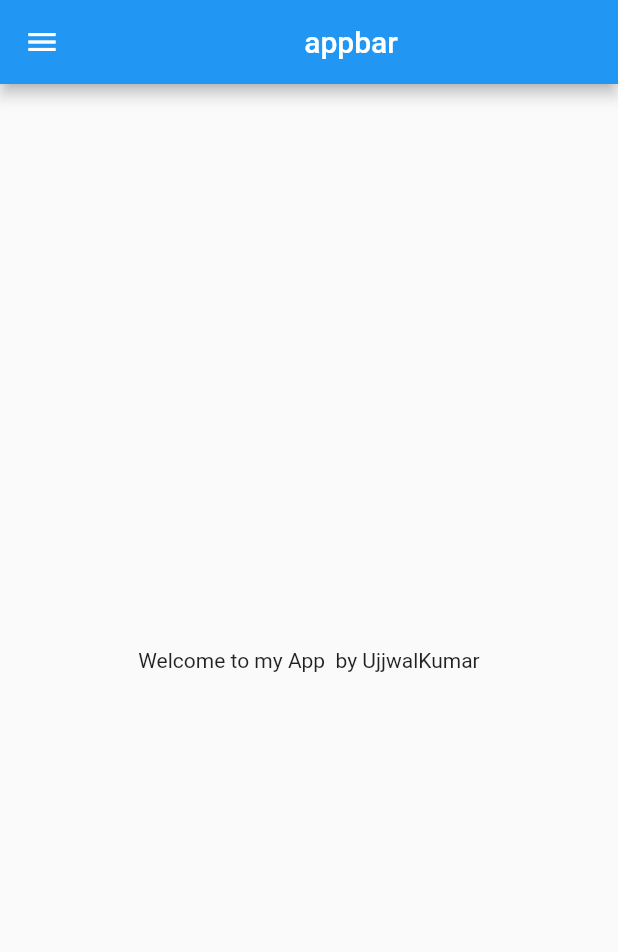
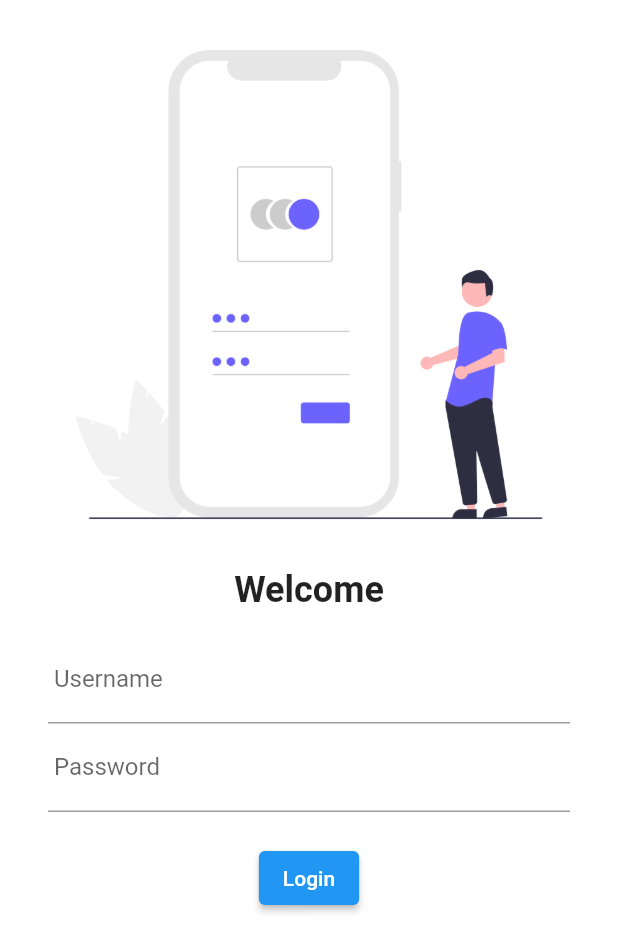
Before and after one commit to kUjjwal69/catalogApp, a Flutter app: the screen it shows after launch, on a phone screen of 412 x 824 dp. Shown: the top 952 px of the screen. Run offline on Flutter 3.47's test engine with Material 2 defaults, Android fonts, the phone set to English and light mode, and no system bars; our stand-ins replace google_fonts.

Commit message:
day-4 completed

```diff
--- a/lib/homepage.dart
+++ /dev/null
@@ -1,26 +0,0 @@
-import 'package:flutter/material.dart';
-
-// ignore: camel_case_types
-class homePage extends StatelessWidget {
-  int days = 16;
-  String name = "UjjwalKumar";
-  @override
-  Widget build(BuildContext context) {
-    return MaterialApp(
-      home: Scaffold(
-        appBar: AppBar(
-          title: Center(child: Text("appbar"),
-          ),
-        ),
-        body: Container(
-          child: Center(
-            child: Text("Welcome to my App  by $name")
-            ),
-        ),
-        drawer: Drawer(
-          backgroundColor: Colors.black12,
-        ),
-      ),
-    );
-  }
-}
--- a/lib/main.dart
+++ b/lib/main.dart
@@ -1,5 +1,7 @@
-import 'package:catalog_app_in_flutter_2023/homepage.dart';
+import 'package:catalog_app_in_flutter_2023/pages/Login_page.dart';
+import 'package:catalog_app_in_flutter_2023/pages/homepage.dart';
 import 'package:flutter/material.dart';
+import 'package:google_fonts/google_fonts.dart';
 
 void main() {
   runApp(MyApp());
@@ -9,7 +11,20 @@ class MyApp extends StatelessWidget {
   const MyApp({Key? key}) : super(key: key);
   @override
   Widget build(BuildContext context) {
+    return MaterialApp(
+      themeMode: ThemeMode.dark,
+      theme: ThemeData(
+        primarySwatch: Colors.deepPurple,
+        primaryTextTheme: GoogleFonts.latoTextTheme(),
+      ),
 
-    return homePage();
+      darkTheme: ThemeData(brightness: Brightness.light),
+      // initialRoute: "/home",
+      routes: {
+        "/": (context) => LoginPage(),
+        "/home": (context) => homePage(),
+        "/Login": (context) => LoginPage(), // it means it is a home route
+      },
+    );
   }
 }
--- /dev/null
+++ b/lib/pages/Login_page.dart
@@ -0,0 +1,45 @@
+import 'package:flutter/material.dart';
+
+class LoginPage extends StatelessWidget {
+  @override
+  Widget build(BuildContext context) {
+    return Material(
+        color: Colors.white,
+        child: Column(
+          children: [
+            Image.asset("assets/images/login__image.png", fit: BoxFit.cover),
+            Text(
+              "Welcome",
+              style: TextStyle(fontSize: 24, fontWeight: FontWeight.bold),
+            ),
+            Padding(
+              padding:
+                  const EdgeInsets.symmetric(vertical: 16.0, horizontal: 32.0),
+              child: Column(
+                children: [
+                  TextFormField(
+                    decoration: InputDecoration(
+                        hintText: "Enter Username", labelText: " Username"),
+                  ),
+                  TextFormField(
+                    obscureText: true,
+                    decoration: InputDecoration(
+                        hintText: "Enter password", labelText: " Password"),
+                  ),
+                  SizedBox(
+                    height: 20.0,
+                  ),
+                  ElevatedButton(
+                    child: Text("Login"),
+                    onPressed: () {
+                      print("Welcome to our app");
+                    },
+                    style: TextButton.styleFrom(),
+                  )
+                ],
+              ),
+            ),
+          ],
+        ));
+  }
+}
--- /dev/null
+++ b/lib/pages/homepage.dart
@@ -0,0 +1,24 @@
+import 'package:flutter/material.dart';
+
+// ignore: camel_case_types
+class homePage extends StatelessWidget {
+  int days = 16;
+  String name = "UjjwalKumar";
+  @override
+  Widget build(BuildContext context) {
+    return Scaffold(
+      appBar: AppBar(
+        backgroundColor: Colors.deepPurple,
+        title: Center(
+          child: Text("appbar"),
+        ),
+      ),
+      body: Container(
+        child: Center(child: Text("Welcome to my App  by $name")),
+      ),
+      drawer: Drawer(
+        backgroundColor: Color.fromARGB(255, 238, 196, 71),
+      ),
+    );
+  }
+}
```
Also changed, not shown: pubspec.yaml (+4 -3 lines), assets/images/login__image.png (added), pubspec.lock, 1 other file.
